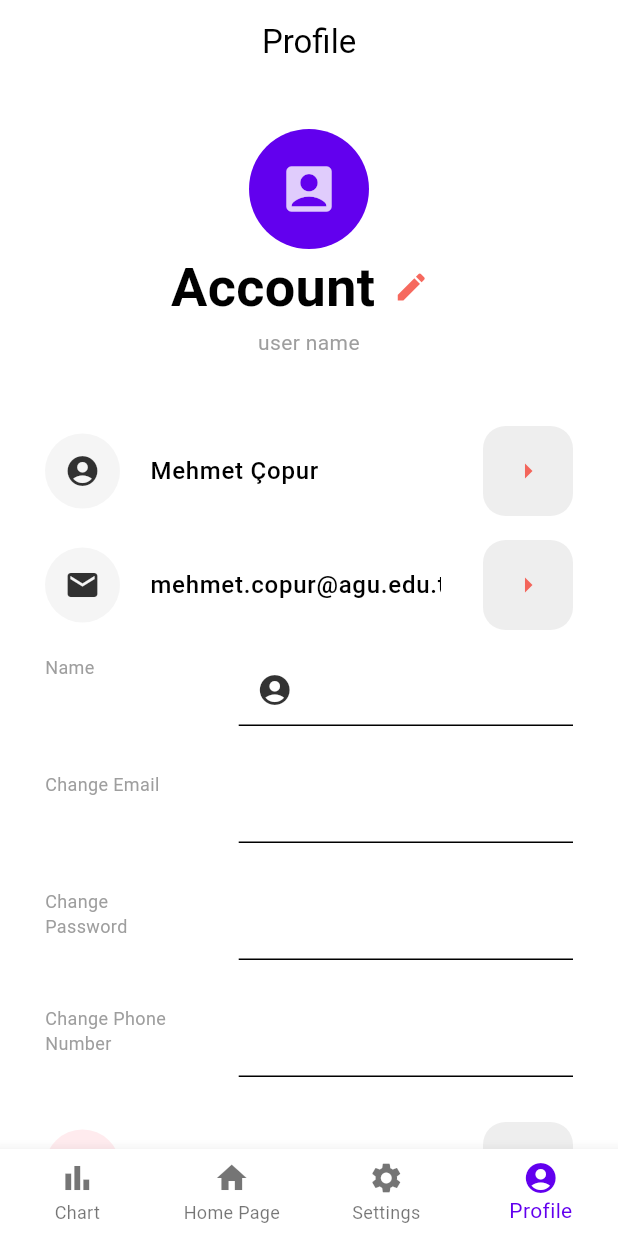
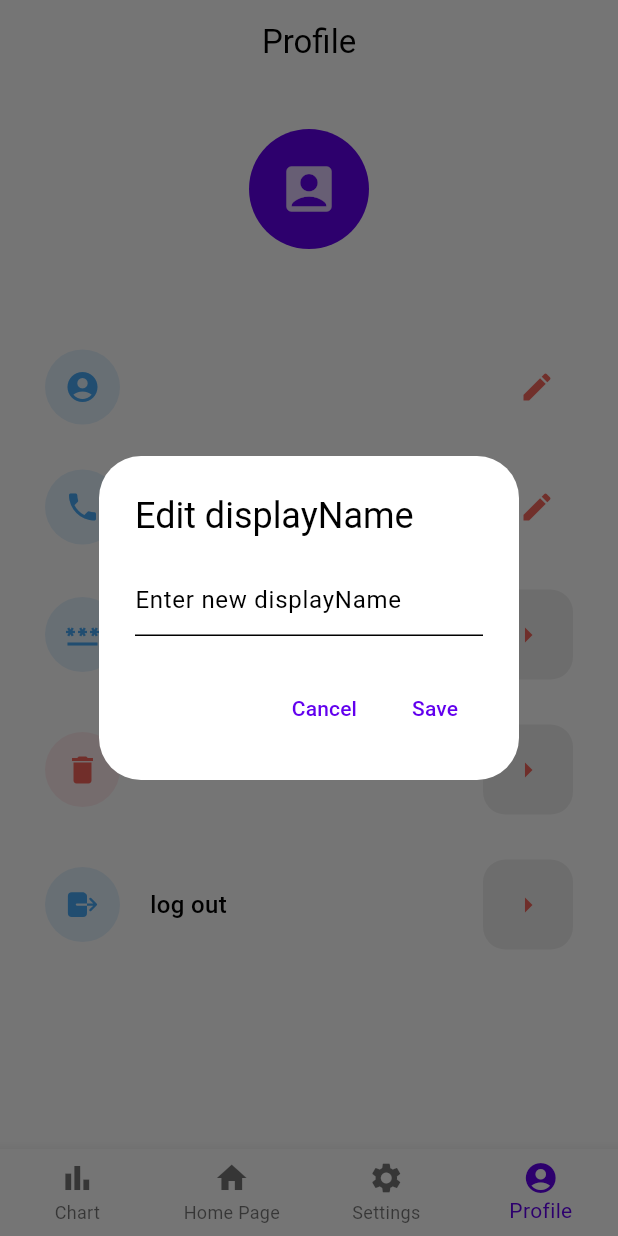
Before and after one commit to MehmetCopurCE/ModMaster, a Flutter app: the screen it shows once a user with an empty profile is signed in, item 4 of the bottom bar chosen, after a tap on the "edit" icon, on a phone screen of 412 x 824 dp. Run offline on Flutter 3.47's test engine with Material 3 defaults, Android fonts, the phone set to English and light mode, and no system bars; our stand-ins replace cloud_firestore, firebase_auth, firebase_core, flutter_secure_storage, ionicons; missing offline and left inert: graphic; accounts and stored records are empty; network calls fail.

Commit message:
userName and phoneNumber change functions added to profile page

```diff
--- a/lib/main.dart
+++ b/lib/main.dart
@@ -1,4 +1,3 @@
-import 'package:cloud_firestore/cloud_firestore.dart';
 import 'package:firebase_core/firebase_core.dart';
 import 'package:flutter/material.dart';
 import 'package:mobile_project/data/register_list.dart';
@@ -20,11 +19,6 @@ void main() async {
     options: DefaultFirebaseOptions.currentPlatform,
   );
   runApp(const MyApp());
-  var collection = FirebaseFirestore.instance.collection('users');
-  var snapshots = await collection.get();
-  for (var doc in snapshots.docs) {
-    await doc.reference.delete();
-  }
   //databaseService.syncData();
   //fireStoreService.addRegistersToFirestore(registerList);
   registerService.getRegisterNames(registerList);
--- a/lib/screens/auth_check.dart
+++ b/lib/screens/auth_check.dart
@@ -22,8 +22,8 @@ class AuthCheck extends StatelessWidget {
           String userEmail = user?.email ?? '';
           print('User Email: ${userEmail}');
 
-          fireStoreService.addRegistersToFirestore(
-              registerList, userEmail); // Call startPeriodicUpdate here
+          // fireStoreService.addRegistersToFirestore(
+          //     registerList, userEmail); // Call startPeriodicUpdate here
 
           return BottomNavy(); // Kullanıcı oturum açtıysa ana ekrana yönlendir.
         } else {
--- a/lib/screens/user_screens/profile_page.dart
+++ b/lib/screens/user_screens/profile_page.dart
@@ -1,8 +1,11 @@
+import 'package:firebase_auth/firebase_auth.dart';
 import 'package:flutter/material.dart';
+import 'package:flutter_secure_storage/flutter_secure_storage.dart';
 import 'package:ionicons/ionicons.dart';
 import 'package:mobile_project/auth/screens/login_page.dart';
 import 'package:mobile_project/auth/service/auth_service.dart';
 import 'package:mobile_project/service/firestore_service.dart';
+import 'package:mobile_project/utils/constants.dart';
 import 'package:mobile_project/widgets/edit_item.dart';
 import 'package:mobile_project/widgets/info_card.dart';
 
@@ -16,13 +19,134 @@ class ProfilePage extends StatefulWidget {
 }
 
 class _ProfilePageState extends State<ProfilePage> {
+  AuthService authService = AuthService();
   FireStoreService fireStoreService = FireStoreService();
+  FlutterSecureStorage secureStorage = const FlutterSecureStorage();
+
   final TextEditingController _nameController = TextEditingController();
   final TextEditingController _emailController = TextEditingController();
+  final TextEditingController _passwordController = TextEditingController();
 
-  AuthService authService = AuthService();
+  final TextEditingController _phoneController = TextEditingController();
 
   bool isEditing = false;
+  Map<String, dynamic> userDetails = {}; // Move userDetails here
+  User? _currentUser; // Define _currentUser as nullable
+
+  Future<void> showEditDialog(String fieldName, String currentValue) async {
+    TextEditingController _editingController = TextEditingController(text: currentValue);
+
+    try {
+      await showDialog(
+        context: context,
+        builder: (BuildContext context) {
+          return AlertDialog(
+            title: Text('Edit $fieldName'),
+            content: TextField(
+              controller: _editingController,
+              decoration: InputDecoration(
+                hintText: 'Enter new $fieldName',
+              ),
+            ),
+            actions: <Widget>[
+              TextButton(
+                onPressed: () {
+                  Navigator.of(context).pop(); // Cancel button
+                },
+                child: Text('Cancel'),
+              ),
+              TextButton(
+                onPressed: () async {
+                  // Update the field in Firestore and Firebase Authentication
+                  if (fieldName == 'displayName') {
+                    await fireStoreService.updateUserDetails(userDetails['email'], {'displayName': _editingController.text});
+                    print('User displayName changed successfully!');
+                  } else if (fieldName == 'email') {
+                    //TODO Email yenileme işlemleri yapılacak
+                    // Update email in Firebase Authentication
+                    // await _currentUser?.updateEmail(_editingController.text);
+                    // authService.updateEmail(_editingController.text);
+                    // print('authentication da email güncellendi');
+
+                    // // Update email in Firestore
+                    // await fireStoreService.updateUserDetails(userDetails['email'], {'email': _editingController.text});
+                    // authService.signOut();
+                  } else if (fieldName == 'phoneNumber') {
+                    await fireStoreService.updateUserDetails(userDetails['email'], {'phoneNumber': _editingController.text});
+                    print('Phone number changed Successfully!');
+                  }
+
+                  // Refresh the UI with the updated user details
+                  setState(() {
+                    userDetails[fieldName] = _editingController.text;
+                  });
+
+                  Navigator.of(context).pop(); // Save button
+                },
+                child: const Text('Save'),
+              ),
+            ],
+          );
+        },
+      );
+    } catch (e) {
+      // Handle errors here, you can show a message to the user
+      print('Error: $e');
+      // Show a snackbar or some other user-friendly message
+      ScaffoldMessenger.of(context).showSnackBar(SnackBar(
+        content: Text('An error occurred: $e'),
+      ));
+    }
+  }
+
+//TODO password yenileme işlemleri yapılacak
+  Future<void> showPasswordChangeDialog() async {
+    TextEditingController _passwordController = TextEditingController();
+
+    await showDialog(
+      context: context,
+      builder: (BuildContext context) {
+        return AlertDialog(
+          title: Text('Change Password'),
+          content: TextField(
+            controller: _passwordController,
+            obscureText: true,
+            decoration: InputDecoration(
+              hintText: 'Enter new password',
+            ),
+          ),
+          actions: <Widget>[
+            TextButton(
+              onPressed: () {
+                Navigator.of(context).pop(); // Cancel button
+              },
+              child: Text('Cancel'),
+            ),
+            TextButton(
+              onPressed: () async {
+                // Güncelleme işlemini başlat
+                //await authService.updatePassword(_passwordController.text);
+                // await authService.resetPassword(_passwordController.text);
+                // Kullanıcıya başarı mesajı göster
+                ScaffoldMessenger.of(context).showSnackBar(SnackBar(
+                  content: Text('Password changed successfully!'),
+                ));
+
+                Navigator.of(context).pop(); // Save button
+              },
+              child: Text('Save'),
+            ),
+          ],
+        );
+      },
+    );
+  }
+
+  Future<Map<String, dynamic>> getUserDetails() async {
+    final email = await secureStorage.read(key: Constants.userEmail) ?? '';
+    final user = await fireStoreService.getUserDetailsByEmail(email);
+    return user;
+  }
 
   Future<void> _signOut() async {
     try {
@@ -37,13 +161,22 @@ class _ProfilePageState extends State<ProfilePage> {
 
   @override
   Widget build(BuildContext context) {
+    return FutureBuilder<Map<String, dynamic>>(
+      future: getUserDetails(),
+      builder: (context, snapshot) {
+        if (snapshot.connectionState == ConnectionState.waiting) {
+          // Veri yüklenene kadar gösterilecek widget
+          return const Center(child: CircularProgressIndicator());
+        } else if (snapshot.hasError) {
+          // Hata durumunda gösterilecek widget
+          return Center(child: Text('Hata oluştu: ${snapshot.error}'));
+        } else {
+          userDetails = snapshot.data ?? {}; // Update userDetails here
+          _currentUser = FirebaseAuth.instance.currentUser; // Get the current user
+
           return SingleChildScrollView(
             child: Padding(
               padding: const EdgeInsets.all(30),
-        child: Column(
-          crossAxisAlignment: CrossAxisAlignment.start,
-          children: [
-            Center(
               child: Column(
                 children: [
                   const CircleAvatar(
@@ -51,102 +184,77 @@ class _ProfilePageState extends State<ProfilePage> {
                     child: Icon(
                       Icons.account_box,
                       size: 40,
-                      )),
-                  Row(
-                    mainAxisAlignment: MainAxisAlignment.center,
-                    children: [
-                      const Text(
-                        "Account",
+                    ),
+                  ),
+                  const SizedBox(height: 16),
+                  Text(
+                    userDetails['email'],
                     style: TextStyle(
-                          fontSize: 36,
                       fontWeight: FontWeight.bold,
                     ),
                     textAlign: TextAlign.center,
                   ),
-                      IconButton(
-                          onPressed: () {
-                            setState(() {
-                              isEditing = !isEditing;
-                            });
+                  // const SizedBox(height: 16),
+                  // const Text(
+                  //   "User Information",
+                  //   style: TextStyle(
+                  //     fontWeight: FontWeight.bold,
+                  //   ),
+                  //   textAlign: TextAlign.center,
+                  // ),
+                  const SizedBox(height: 30),
+                  SettingItem(
+                    title: userDetails['displayName'],
+                    icon: Icons.account_circle,
+                    bgColor: Colors.blue.shade50,
+                    iconColor: Colors.blue,
+                    onTap: () {
+                      showEditDialog('displayName', userDetails['displayName']);
                     },
-                          icon: const Icon(Icons.edit))
-                    ],
+                    isEditiable: true,
                   ),
-                  SizedBox(height: 1),
-                  const Text(
-                    "user name",
-                    style: TextStyle(
-                      fontSize: 14,
-                      color: Colors.grey,
-                    ),
-                    textAlign: TextAlign.center,
-                  ),
-                  SizedBox(height: 30),
-                ],
-              ),
-            ),
-            // Card(
-            //   color: Colors.white,
-            //   child: Padding(
-            //     padding:
-            //         const EdgeInsets.symmetric(vertical: 8.0, horizontal: 16),
-            //     child: TextField(
-            //       controller: _nameController,
-            //       decoration: InputDecoration(
-            //         prefixIcon: Icon(Icons.account_circle),
-            //         border: InputBorder.none,
-            //         suffixIcon: isEditing
-            //             ? IconButton(
-            //                 onPressed: () {},
-            //                 icon: Icon(Icons.arrow_right_sharp),
-            //               )
-            //             : null,
-            //       ),
-            //     ),
-            //   ),
+                  // const SizedBox(height: 30),
+                  // SettingItem(
+                  //   title: userDetails['email'],
+                  //   icon: Icons.email,
+                  //   bgColor: Colors.blue.shade50,
+                  //   iconColor: Colors.blue,
+                  //   onTap: () {
+                  //     //showEditDialog('email', userDetails['email']);
+                  //   },
+                  //   //isEditiable: true,
+                  //   isEditiable: true,
                   // ),
-            const SizedBox(height: 16),
-            InfoCard(
-              title: 'Mehmet Çopur',
-              controller: _nameController,
-              bgColor: Colors.grey.shade100,
-              iconColor: Colors.black,
-              icon: Icons.account_circle,
-              onTap: () {},
-              isEditing: isEditing,
-            ),
-            const SizedBox(height: 16),
-            InfoCard(
-              title: 'mehmet.copur@agu.edu.tr',
-              controller: _emailController,
-              bgColor: Colors.grey.shade100,
-              iconColor: Colors.black,
-              icon: Icons.email,
-              onTap: () {},
-              isEditing: isEditing,
-            ),
-            const SizedBox(height: 16),
-            const EditItem(
-              title: "Name",
-              widget: TextField(
-                decoration:
-                    InputDecoration(prefixIcon: Icon(Icons.account_circle)),
-              ),
+                  // const SizedBox(height: 30),
+                  // SettingItem(
+                  //   title: userDetails['password'],
+                  //   icon: Icons.password_rounded,
+                  //   bgColor: Colors.blue.shade50,
+                  //   iconColor: Colors.blue,
+                  //   onTap: () {},
+                  //   isEditiable: true,
+                  // ),
+                  const SizedBox(height: 30),
+                  SettingItem(
+                    title: userDetails['phoneNumber'],
+                    icon: Icons.phone,
+                    bgColor: Colors.blue.shade50,
+                    iconColor: Colors.blue,
+                    onTap: () {
+                      showEditDialog('phoneNumber', userDetails['phoneNumber']);
+                    },
+                    isEditiable: true,
                   ),
                   const SizedBox(height: 30),
-            const EditItem(
-              widget: TextField(),
-              title: "Change Email",
-            ),
-            const SizedBox(height: 30),
-            const EditItem(
-              widget: TextField(),
+                  SettingItem(
                     title: "Change Password",
-            ),
-            const SizedBox(height: 30),
-            const EditItem(
-              widget: TextField(),
-              title: "Change Phone Number",
+                    icon: Icons.password_sharp,
+                    bgColor: Colors.blue.shade50,
+                    iconColor: Colors.blue,
+                    onTap: () {
+                      showPasswordChangeDialog();
+                    },
+                    isEditiable: false,
                   ),
                   const SizedBox(height: 30),
                   SettingItem(
@@ -155,6 +263,7 @@ class _ProfilePageState extends State<ProfilePage> {
                     bgColor: Colors.red.shade50,
                     iconColor: Colors.red,
                     onTap: () {},
+                    isEditiable: false,
                   ),
                   const SizedBox(height: 30),
                   SettingItem(
@@ -163,10 +272,14 @@ class _ProfilePageState extends State<ProfilePage> {
                     bgColor: Colors.blue.shade50,
                     iconColor: Colors.blue,
                     onTap: _signOut,
+                    isEditiable: false,
                   ),
                 ],
               ),
             ),
           );
         }
+      },
+    );
   }
+}
--- a/lib/service/firestore_service.dart
+++ b/lib/service/firestore_service.dart
@@ -1,6 +1,5 @@
 import 'dart:async';
 import 'dart:math';
-
 import 'package:cloud_firestore/cloud_firestore.dart';
 import 'package:flutter/material.dart';
 import 'package:flutter_secure_storage/flutter_secure_storage.dart';
@@ -12,15 +11,14 @@ class FireStoreService {
   // final CollectionReference registersCollection =
   //     FirebaseFirestore.instance.collection('registers');
 
-  Future<void> addRegistersToFirestore(List<Map<String, dynamic>> registerList,
-      String baseCollectionName) async {
+  Future<void> addRegistersToFirestore(List<Map<String, dynamic>> registerList, String baseCollectionName) async {
     bool isFirst = await checkIsFirst(baseCollectionName);
     final collectionName = '$baseCollectionName-registers';
+    print('isFirst: $isFirst');
 
     try {
       if (isFirst) {
-        final CollectionReference registersCollection =
-            FirebaseFirestore.instance.collection(collectionName);
+        final CollectionReference registersCollection = FirebaseFirestore.instance.collection(collectionName);
 
         for (var register in registerList) {
           // Firestore'da belgeyi eklemek
@@ -45,15 +43,13 @@ class FireStoreService {
   }
 
   Future<bool> checkIsFirst(String email) async {
-    String result =
-        await secureStorage.read(key: '$email-${Constants.isFirst}') ?? 'true';
+    String result = await secureStorage.read(key: '$email-${Constants.isFirst}') ?? 'true';
     return result == "true";
   }
 
   Future<void> setFirst(String email, String value) async {
     try {
-      await secureStorage.write(
-          key: '$email-${Constants.isFirst}', value: value);
+      await secureStorage.write(key: '$email-${Constants.isFirst}', value: value);
       debugPrint('IsFirst setted successfully');
     } catch (e) {
       debugPrint("Error when setting IsFirst set");
@@ -70,8 +66,7 @@ class FireStoreService {
   Future<void> updateAllRegistersInBatch(String collectionName) async {
     try {
       WriteBatch batch = FirebaseFirestore.instance.batch();
-      final CollectionReference registersCollection =
-          FirebaseFirestore.instance.collection(collectionName);
+      final CollectionReference registersCollection = FirebaseFirestore.instance.collection(collectionName);
 
       for (String registerName in registerNames) {
         DocumentReference docRef = registersCollection.doc(registerName);
@@ -80,12 +75,11 @@ class FireStoreService {
         DocumentSnapshot documentSnapshot = await docRef.get();
 
         // Firestore belgesinden registerValue alanını al
-        List<dynamic> currentRegisterValue =
-            documentSnapshot['registerValue'] ?? [];
+        List<dynamic> currentRegisterValue = documentSnapshot['registerValue'] ?? [];
 
         // Yeni date ve value çiftini oluştur
         var newDate = DateTime.now();
-        var newValue = Random().nextInt(300);
+        var newValue = Random().nextInt(500);
         var newValueMap = {"date": newDate, "value": newValue};
 
         // Mevcut registerValue listesine yeni çifti ekle
@@ -104,44 +98,28 @@ class FireStoreService {
     }
   }
 
-  // Future<void> addInitialValue2(String registerName) async {
-  //   try {
-  //     // Firestore'dan mevcut belgeyi al
-  //     DocumentSnapshot documentSnapshot =
-  //         await registersCollection.doc(registerName).get();
+  Future<Map<String, dynamic>> getUserDetailsByEmail(String email) async {
+    try {
+      final userDocument = await FirebaseFirestore.instance.collection('users').doc(email).get();
 
-  //     // Firestore belgesinden registerValue alanını al
-  //     List<dynamic> currentRegisterValue =
-  //         documentSnapshot['registerValue'] ?? [];
+      if (userDocument.exists) {
+        return userDocument.data() as Map<String, dynamic>;
+      } else {
+        return {};
+      }
+    } catch (e) {
+      print('Error fetching user details: $e');
+      return {};
+    }
+  }
 
-  //     // Yeni date ve value çiftini oluştur
-  //     var newDate = DateTime.now();
-  //     var newValue = Random().nextInt(300);
-  //     var newValueMap = {"date": newDate, "value": newValue};
-
-  //     // Mevcut registerValue listesine yeni çifti ekle
-  //     currentRegisterValue.add(newValueMap);
-
-  //     // Firestore'da güncelleme yap
-  //     await registersCollection
-  //         .doc(registerName)
-  //         .update({'registerValue': currentRegisterValue});
-
-  //     print("İlk değer başarıyla eklendi.");
-  //   } catch (e) {
-  //     print("Hata oluştu: $e");
-  //   }
-  // }
-
-  ///Bu registerlara tek tek yeni değer yazıyor
-  // Future<void> updateAllRegisters() async {
-  //   try {
-  //     for (String registerName in registerNames) {
-  //       await addInitialValue2(registerName);
-  //     }
-  //     debugPrint('Tüm registerlara yeni değer eklendi');
-  //   } catch (e) {
-  //     debugPrint('Tüm registerlar güncellenemedi error: $e');
-  //   }
-  // }
+  Future<void> updateUserDetails(String documentId, Map<String, dynamic> updatedData) async {
+    try {
+      await FirebaseFirestore.instance.collection('users').doc(documentId).update(updatedData);
+      print('Kullanıcı bilgileri güncellendi');
+    } catch (e) {
+      print('Kullanıcı bilgileri güncellenirken hata oluştu: $e');
+      // Hata durumunda kullanıcıya bilgi verebilir veya başka bir işlem yapabilirsiniz.
+    }
+  }
 }
--- a/lib/widgets/setting_item.dart
+++ b/lib/widgets/setting_item.dart
@@ -1,6 +1,4 @@
-
 import 'package:flutter/material.dart';
-
 
 import 'forward_button.dart';
 
@@ -11,6 +9,8 @@ class SettingItem extends StatelessWidget {
   final IconData icon;
   final Function() onTap;
   final String? value;
+  final bool isEditiable;
+
   const SettingItem({
     super.key,
     required this.title,
@@ -19,6 +19,7 @@ class SettingItem extends StatelessWidget {
     required this.icon,
     required this.onTap,
     this.value,
+    required this.isEditiable,
   });
 
   @override
@@ -42,6 +43,7 @@ class SettingItem extends StatelessWidget {
           const SizedBox(width: 20),
           Text(
             title,
+            overflow: TextOverflow.ellipsis,
             style: const TextStyle(
               fontSize: 16,
               fontWeight: FontWeight.w500,
@@ -58,9 +60,12 @@ class SettingItem extends StatelessWidget {
                 )
               : const SizedBox(),
           const SizedBox(width: 20),
+          if (!isEditiable)
             ForwardButton(
               onTap: onTap,
-          ),
+            )
+          else
+            IconButton(onPressed: onTap, icon: Icon(Icons.edit))
         ],
       ),
     );
```
Also changed, not shown: lib/auth/service/auth_service.dart (+76 -14 lines), lib/models/register.dart (+3 -42 lines), lib/screens/user_screens/register_detail_page.dart (+58 -61 lines), lib/screens/user_screens/registers_page.dart (+41 -41 lines), lib/screens/user_screens/settings_page.dart (+5 -2 lines). Lines whose indentation alone changed are shown as unchanged.
